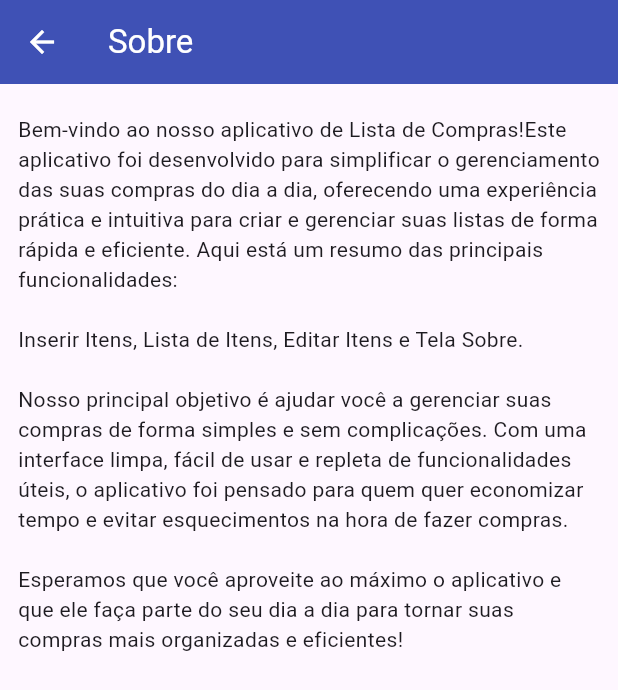
After one commit to williamlims/ShoppingList, a Flutter app: the screen it shows after launch, after a tap on "SOBRE", on a phone screen of 412 x 824 dp. The commit adds this screen. Shown: the top 690 px of the screen. Run offline on Flutter 3.47's test engine with Material 3 defaults, Android fonts, the phone set to English and light mode, and no system bars; our stand-ins replace sqflite; accounts and stored records are empty.

Commit message:
feat: implementation of screens

```diff
--- a/lib/main.dart
+++ b/lib/main.dart
@@ -1,25 +1,68 @@
 import 'package:flutter/material.dart';
+import '/util/dbhelper.dart';
+import '/model/shoppinglist.dart';
+import '/screens/new.dart';
+import '/screens/list.dart';
+import '/screens/about.dart';
 
 void main() {
-  runApp(const MyApp());
+  runApp(const App());
 }
 
-class MyApp extends StatelessWidget {
-  const MyApp({super.key});
+class App extends StatelessWidget {
+  const App({super.key});
 
-  // This widget is the root of your application.
   @override
   Widget build(BuildContext context) {
     return MaterialApp(
-      title: 'Aula de Listas',
+      title: 'Lista de Compras',
       home: Scaffold(
         appBar: AppBar(
-          title: Text('Aula de Listas'),
+          title: const Text('Lista de Compras'),
           foregroundColor: Colors.white,
           backgroundColor: Colors.indigo,
         ),
-        body: const Center(
-          child: Text("Texto"),
+        body: Container(
+          margin: const EdgeInsets.only(left: 10.0, right: 10.0, top: 10.0, bottom: 10.0),
+          child: Column(
+            crossAxisAlignment: CrossAxisAlignment.start,
+            mainAxisSize: MainAxisSize.min,
+            children: <Widget>[
+              Builder(
+                builder: (context) => ElevatedButton(
+                  onPressed: () {
+                    Navigator.push(
+                      context,
+                      MaterialPageRoute(builder: (context) => const New()),
+                    );
+                  },
+                  child: const Text('NOVO ITEM'),
+                ),
+              ),
+              Builder(
+                builder: (context) => ElevatedButton(
+                  onPressed: () {
+                    Navigator.push(
+                      context,
+                      MaterialPageRoute(builder: (context) => const List()),
+                    );
+                  },
+                  child: const Text('ITENS NA LISTA'),
+                ),
+              ),
+              Builder(
+                builder: (context) => ElevatedButton(
+                  onPressed: () {
+                    Navigator.push(
+                      context,
+                      MaterialPageRoute(builder: (context) => const About()),
+                    );
+                  },
+                  child: const Text('SOBRE'),
+                ),
+              ),
+            ],
+          ),
         ),
       ),
     );
--- /dev/null
+++ b/lib/screens/about.dart
@@ -0,0 +1,56 @@
+import 'package:flutter/material.dart';
+import 'package:flutter/widgets.dart';
+import '/util/dbhelper.dart';
+import '/model/shoppinglist.dart';
+
+void main() {
+  runApp(const About());
+}
+
+class About extends StatelessWidget {
+  const About({super.key});
+
+  // This widget is the root of your application.
+  @override
+  Widget build(BuildContext context) {
+
+    return MaterialApp(
+      title: 'Sobre',
+      home: Scaffold(
+        appBar: AppBar(
+          title: const Text('Sobre'),
+          foregroundColor: Colors.white,
+          backgroundColor: Colors.indigo,
+          leading: IconButton(
+            icon: Icon(Icons.arrow_back, color: Colors.white),
+            onPressed: () => Navigator.of(context).pop(),
+          ),
+        ),
+        body: Container(
+          margin: const EdgeInsets.only(left: 12.0, right: 12.0, top: 20.0, bottom: 10.0),
+          child: const Column(
+            crossAxisAlignment: CrossAxisAlignment.start,
+            mainAxisSize: MainAxisSize.min,
+            children: <Widget>[
+              Text('Bem-vindo ao nosso aplicativo de Lista de Compras!'
+                  'Este aplicativo foi desenvolvido para simplificar o '
+                  'gerenciamento das suas compras do dia a dia, oferecendo '
+                  'uma experiência prática e intuitiva para criar e gerenciar '
+                  'suas listas de forma rápida e eficiente. Aqui está um resumo '
+                  'das principais funcionalidades:\n'),
+              Text('Inserir Itens, Lista de Itens, Editar Itens e Tela Sobre.\n'),
+              Text('Nosso principal objetivo é ajudar você a gerenciar suas compras '
+                  'de forma simples e sem complicações. Com uma interface limpa, '
+                  'fácil de usar e repleta de funcionalidades úteis, o aplicativo '
+                  'foi pensado para quem quer economizar tempo e evitar esquecimentos '
+                  'na hora de fazer compras.\n'),
+              Text('Esperamos que você aproveite ao máximo o aplicativo e que ele faça '
+                  'parte do seu dia a dia para tornar suas compras mais '
+                  'organizadas e eficientes!\n'),
+            ],
+          ),
+        ),
+      ),
+    );
+  }
+}
--- /dev/null
+++ b/lib/screens/edit.dart
@@ -0,0 +1,36 @@
+import 'package:flutter/material.dart';
+import 'package:flutter/widgets.dart';
+import '/util/dbhelper.dart';
+import '/model/shoppinglist.dart';
+
+void main() {
+  runApp(const Edit());
+}
+
+class Edit extends StatelessWidget {
+  const Edit({super.key});
+
+  // This widget is the root of your application.
+  @override
+  Widget build(BuildContext context) {
+
+    return MaterialApp(
+      title: 'Editar item',
+      home: Scaffold(
+        appBar: AppBar(
+          title: Text('Editar item'),
+          foregroundColor: Colors.white,
+          backgroundColor: Colors.indigo,
+          leading: IconButton(
+            icon: Icon(Icons.arrow_back, color: Colors.white),
+            onPressed: () => Navigator.of(context).pop(),
+          ),
+        ),
+        body: const Center(
+            child: Text("Texto aqui")
+
+        ),
+      ),
+    );
+  }
+}
--- /dev/null
+++ b/lib/screens/list.dart
@@ -0,0 +1,36 @@
+import 'package:flutter/material.dart';
+import 'package:flutter/widgets.dart';
+import '/util/dbhelper.dart';
+import '/model/shoppinglist.dart';
+
+void main() {
+  runApp(const List());
+}
+
+class List extends StatelessWidget {
+  const List({super.key});
+
+  // This widget is the root of your application.
+  @override
+  Widget build(BuildContext context) {
+
+    return MaterialApp(
+      title: 'Lista de itens',
+      home: Scaffold(
+        appBar: AppBar(
+          title: Text('Lista de itens'),
+          foregroundColor: Colors.white,
+          backgroundColor: Colors.indigo,
+          leading: IconButton(
+            icon: Icon(Icons.arrow_back, color: Colors.white),
+            onPressed: () => Navigator.of(context).pop(),
+          ),
+        ),
+        body: const Center(
+            child: Text("Texto aqui")
+
+        ),
+      ),
+    );
+  }
+}
```
Also changed, not shown: lib/screens/new.dart (added, +50 -0 lines), 1 other file.
